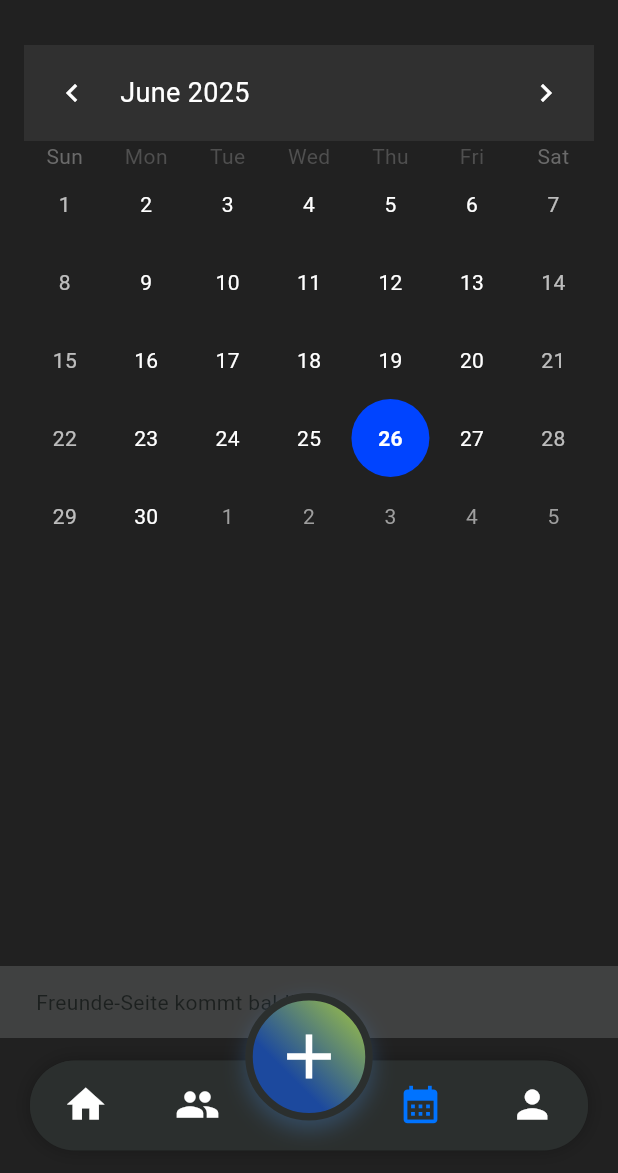
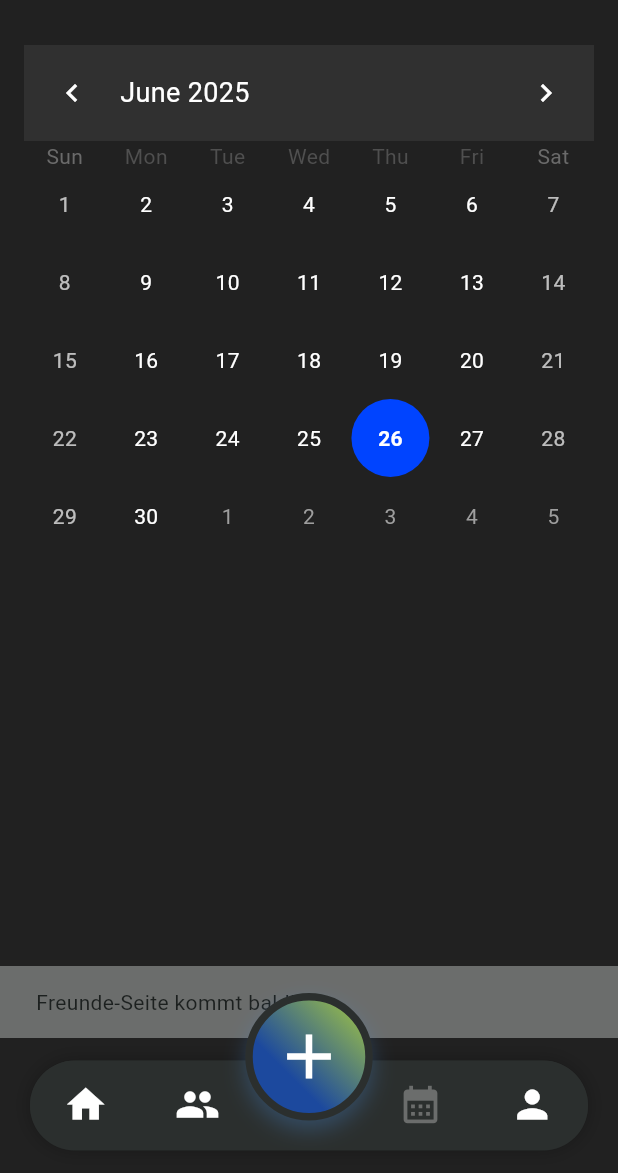
Before and after one commit to kenankusu/streax, a Flutter app: the screen it shows after launch, item 2 of the bottom bar chosen, after a tap on "Deine Woche", on a phone screen of 412 x 824 dp, the part 63-1236 px from its top. Run offline on Flutter 3.47's test engine with Material 3 defaults, Android fonts, the phone set to English and light mode, and no system bars; drawn by our look-alikes of table_calendar.

Commit message:
Navgiationsleiste gefixed - Eine Seite öffnen wenn bereits geöffnet geht nicht mehr - Farbe für die ausgewählte Seite angepasst

```diff
--- a/lib/main.dart
+++ b/lib/main.dart
@@ -29,7 +29,7 @@
           onError: Colors.white,
           tertiary: const Color.fromARGB(255, 22, 0, 147), //Hauptakzentfarbe
           surface: const Color.fromARGB(255, 28, 32, 31), //Hintergrundfarbe aller Seiten
-          onSurface: const Color.fromARGB(255, 64, 65, 65), //Highlight Farbe
+          onSurface: const Color.fromARGB(255, 107, 109, 108), //Highlight Farbe
           surfaceContainer: const Color.fromARGB(255, 43, 47, 46), //Hintergrundfarbe der Container, z.B. Navigation bar
         ),
       )
--- a/lib/widgets/navigationsleiste.dart
+++ b/lib/widgets/navigationsleiste.dart
@@ -38,7 +38,7 @@ class NavigationsLeiste extends StatelessWidget {
             borderRadius: BorderRadius.circular(50),
             child: BottomNavigationBar(
               backgroundColor: colorScheme.surfaceContainer,
-              selectedItemColor: colorScheme.primary,
+              selectedItemColor: colorScheme.onSurface,
               unselectedItemColor: Colors.white,
               showSelectedLabels: false,
               showUnselectedLabels: false,
@@ -69,14 +69,18 @@ class NavigationsLeiste extends StatelessWidget {
                     );
                     break;
                   case 3:
+                    if (currentPage != 3) {
                       Navigator.of(context).push(
                         MaterialPageRoute(builder: (context) => kalender()),
                       );
+                    }
                     break;
                   case 4:
+                    if (currentPage != 4) {
                       Navigator.of(context).push(
                         MaterialPageRoute(builder: (context) => Profil()),
                       );
+                    }
                     break;
                 }
               },
```
Lines whose indentation alone changed are shown as unchanged.
